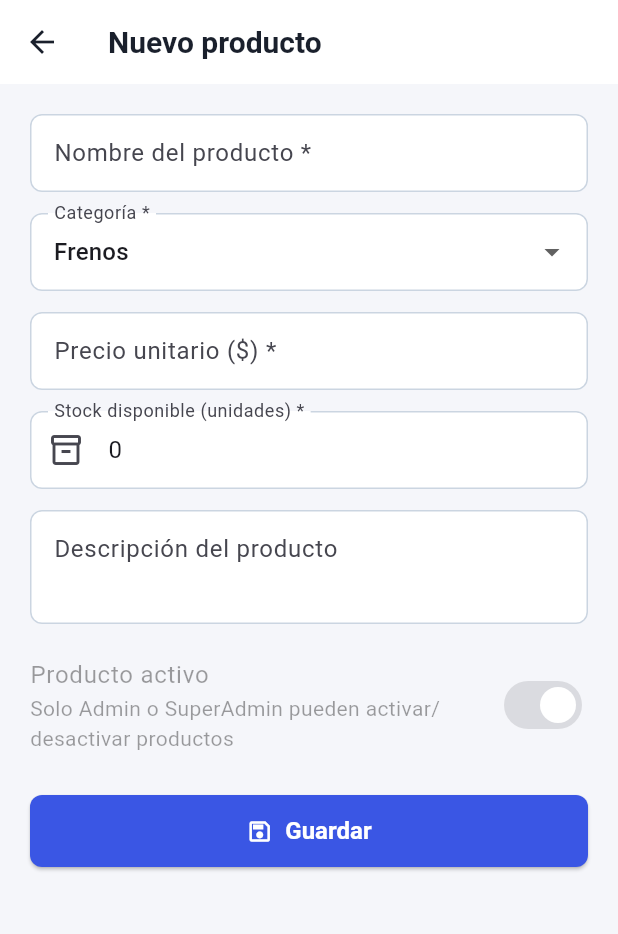
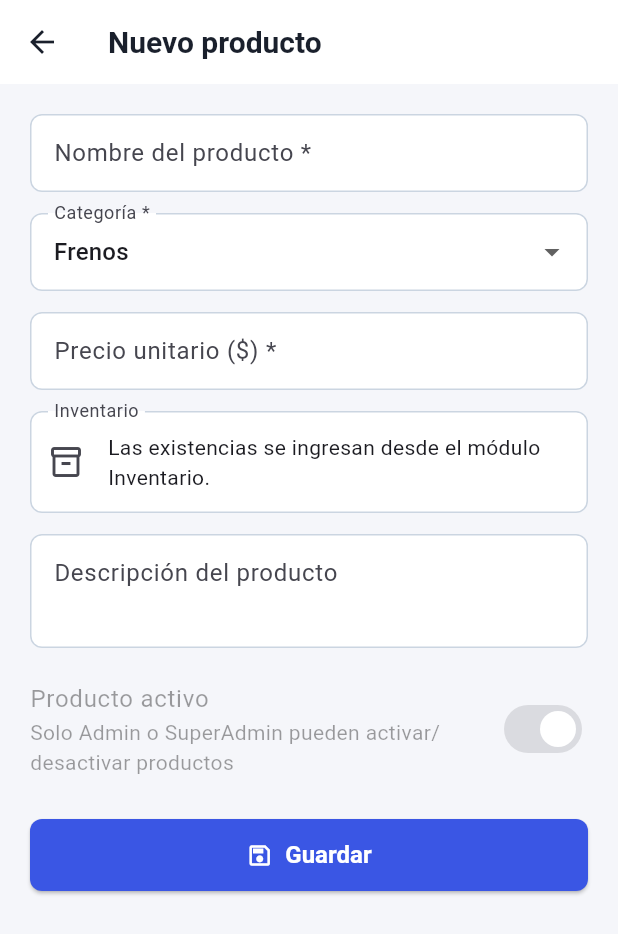
Before and after one commit to DMoya-max/sigif-movil, a Flutter app: the ProductoFormScreen screen opened directly, on a phone screen of 412 x 824 dp. Shown: the top 934 px of the screen. Run offline on Flutter 3.47's test engine with Material 3 defaults, Android fonts, the phone set to English and light mode, and no system bars; our stand-ins replace pdf, share_plus, shared_preferences, sqflite, sqflite_common_ffi, sqflite_common_ffi_web and 1 more; missing offline and left inert: cryptography, dart:js_interop; accounts and stored records are empty.

Commit message:
Corrige login, identidad y formulario de productos
Co-authored-by: Copilot <223556219+Copilot@users.noreply.github.com>

```diff
--- a/lib/screens/productos/producto_form_screen.dart
+++ b/lib/screens/productos/producto_form_screen.dart
@@ -24,7 +24,6 @@ class _ProductoFormScreenState extends State<ProductoFormScreen> {
   late final TextEditingController _nombre;
   late final TextEditingController _descripcion;
   late final TextEditingController _precio;
-  late final TextEditingController _stock;
   late String _categoria;
   late bool _activo;
   bool _guardando = false;
@@ -38,7 +37,6 @@ class _ProductoFormScreenState extends State<ProductoFormScreen> {
     _nombre = TextEditingController(text: p?.nombre ?? '');
     _descripcion = TextEditingController(text: p?.descripcion ?? '');
     _precio = TextEditingController(text: p != null ? '${p.precio}' : '');
-    _stock = TextEditingController(text: p != null ? '${p.stock}' : '0');
     final catInicial = p?.categoria;
     _categoria = (catInicial != null &&
             Constantes.categoriasProducto.contains(catInicial))
@@ -52,7 +50,6 @@ class _ProductoFormScreenState extends State<ProductoFormScreen> {
     _nombre.dispose();
     _descripcion.dispose();
     _precio.dispose();
-    _stock.dispose();
     super.dispose();
   }
 
@@ -64,7 +61,7 @@ class _ProductoFormScreenState extends State<ProductoFormScreen> {
     final nombre = Sanitizacion.limpiarNonNull(_nombre.text.trim());
     final descripcion = Sanitizacion.limpiar(_descripcion.text.trim());
     final precio = int.parse(_precio.text.trim());
-    final stock = int.tryParse(_stock.text.trim()) ?? 0;
+    final stock = widget.producto?.stock ?? 0;
 
     try {
       if (_esNuevo) {
@@ -193,14 +190,13 @@ class _ProductoFormScreenState extends State<ProductoFormScreen> {
               ),
             ),
             const SizedBox(height: 14),
-            TextFormField(
-              controller: _stock,
-              keyboardType: TextInputType.number,
-              validator: (v) =>
-                  _validarEntero(v, 'El stock', permitirCero: true),
-              decoration: const InputDecoration(
-                labelText: 'Stock disponible (unidades) *',
+            const InputDecorator(
+              decoration: InputDecoration(
+                labelText: 'Inventario',
                 prefixIcon: Icon(Icons.inventory_2_outlined),
+              ),
+              child: Text(
+                'Las existencias se ingresan desde el módulo Inventario.',
               ),
             ),
             const SizedBox(height: 14),
```
Also changed, not shown: lib/services/auth_service.dart (+57 -34 lines), pubspec.lock, 7 other files.
